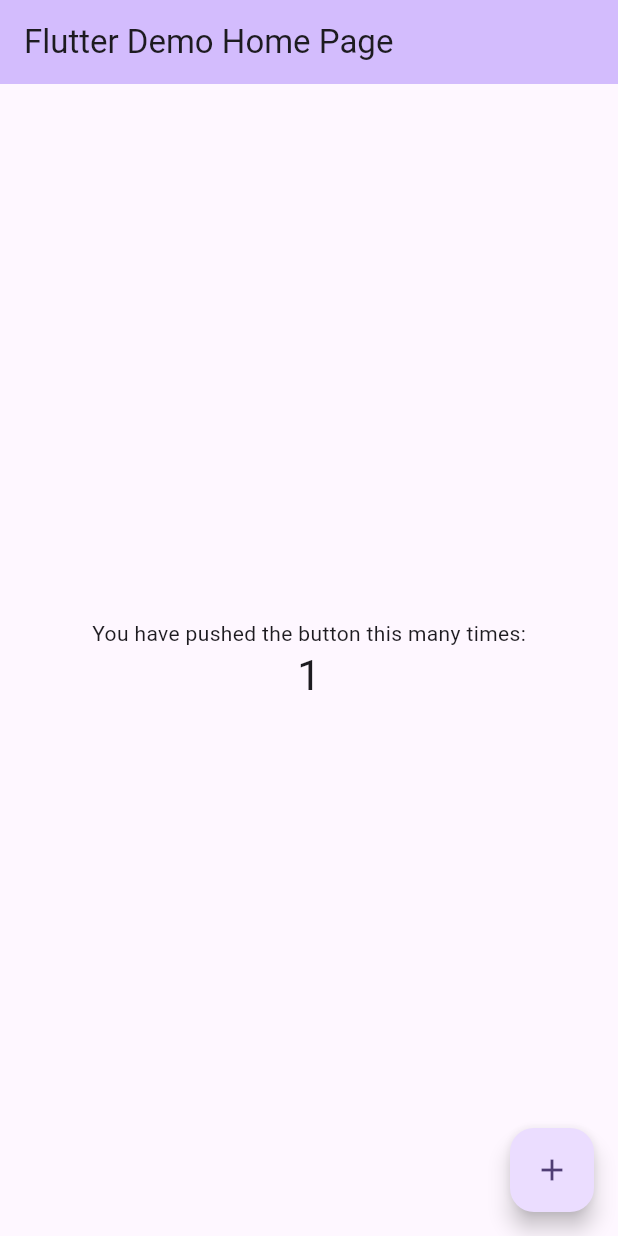
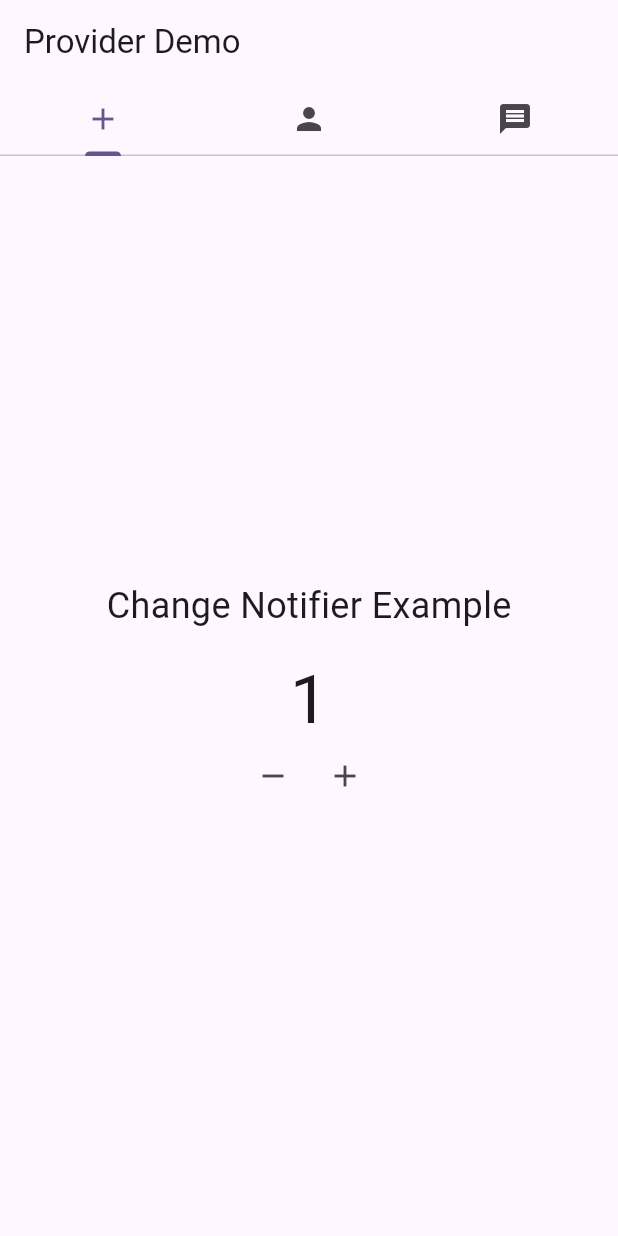
Before and after one commit to TheBaytur/provider_demo, a Flutter app: the screen it shows after launch, after a tap on the "add" icon, on a phone screen of 412 x 824 dp. Run offline on Flutter 3.47's test engine with Material 3 defaults, Android fonts, the phone set to English and light mode, and no system bars.

Commit message:
MyCountPage

```diff
--- a/lib/main.dart
+++ b/lib/main.dart
@@ -1,4 +1,5 @@
 import 'package:flutter/material.dart';
+import 'package:provider/provider.dart';
 
 void main() {
   runApp(const MyApp());
@@ -13,110 +14,97 @@ class MyApp extends StatelessWidget {
     return MaterialApp(
       title: 'Provider Demo',
       theme: ThemeData(
-        // This is the theme of your application.
-        //
-        // TRY THIS: Try running your application with "flutter run". You'll see
-        // the application has a purple toolbar. Then, without quitting the app,
-        // try changing the seedColor in the colorScheme below to Colors.green
-        // and then invoke "hot reload" (save your changes or press the "hot
-        // reload" button in a Flutter-supported IDE, or press "r" if you used
-        // the command line to start the app).
-        //
-        // Notice that the counter didn't reset back to zero; the application
-        // state is not lost during the reload. To reset the state, use hot
-        // restart instead.
-        //
-        // This works for code too, not just values: Most code changes can be
-        // tested with just a hot reload.
         colorScheme: ColorScheme.fromSeed(seedColor: Colors.deepPurple),
       ),
-      home: const MyHomePage(title: 'Flutter Demo Home Page'),
+      home: MultiProvider(providers: [
+        ChangeNotifierProvider<CountProvider>.value(value: CountProvider()),
+        // Add other providers here if needed
+      ],
+      child: DefaultTabController(
+        length: 3,
+        child: Scaffold(
+          appBar: AppBar(
+            title: const Text('Provider Demo'),
+            bottom: const TabBar(
+              tabs: <Widget>[
+                Tab(icon: Icon(Icons.add)),
+                Tab(icon: Icon(Icons.person)),
+                Tab(icon: Icon(Icons.message)),
+              ],
+            ),
+          ),
+          body: const TabBarView(
+            children: <Widget>[
+              MyCountPage(),
+              // MyUserPage(),
+              // MyEventPage(),
+            ],
+          ),
+        ),
+      ),
+      ),
+
+      debugShowCheckedModeBanner: false,
     );
   }
 }
 
-class MyHomePage extends StatefulWidget {
-  const MyHomePage({super.key, required this.title});
-
-  // This widget is the home page of your application. It is stateful, meaning
-  // that it has a State object (defined below) that contains fields that affect
-  // how it looks.
-
-  // This class is the configuration for the state. It holds the values (in this
-  // case the title) provided by the parent (in this case the App widget) and
-  // used by the build method of the State. Fields in a Widget subclass are
-  // always marked "final".
-
-  final String title;
-
-  @override
-  State<MyHomePage> createState() => _MyHomePageState();
-}
-
-class _MyHomePageState extends State<MyHomePage> {
-  int _counter = 0;
-
-  void _incrementCounter() {
-    setState(() {
-      // This call to setState tells the Flutter framework that something has
-      // changed in this State, which causes it to rerun the build method below
-      // so that the display can reflect the updated values. If we changed
-      // _counter without calling setState(), then the build method would not be
-      // called again, and so nothing would appear to happen.
-      _counter++;
-    });
-  }
+class MyCountPage extends StatelessWidget {
+  const MyCountPage({super.key});
 
   @override
   Widget build(BuildContext context) {
-    // This method is rerun every time setState is called, for instance as done
-    // by the _incrementCounter method above.
-    //
-    // The Flutter framework has been optimized to make rerunning build methods
-    // fast, so that you can just rebuild anything that needs updating rather
-    // than having to individually change instances of widgets.
+    CountProvider _state = Provider.of<CountProvider>(context);
     return Scaffold(
-      appBar: AppBar(
-        // TRY THIS: Try changing the color here to a specific color (to
-        // Colors.amber, perhaps?) and trigger a hot reload to see the AppBar
-        // change color while the other colors stay the same.
-        backgroundColor: Theme.of(context).colorScheme.inversePrimary,
-        // Here we take the value from the MyHomePage object that was created by
-        // the App.build method, and use it to set our appbar title.
-        title: Text(widget.title),
-      ),
       body: Center(
-        // Center is a layout widget. It takes a single child and positions it
-        // in the middle of the parent.
         child: Column(
-          // Column is also a layout widget. It takes a list of children and
-          // arranges them vertically. By default, it sizes itself to fit its
-          // children horizontally, and tries to be as tall as its parent.
-          //
-          // Column has various properties to control how it sizes itself and
-          // how it positions its children. Here we use mainAxisAlignment to
-          // center the children vertically; the main axis here is the vertical
-          // axis because Columns are vertical (the cross axis would be
-          // horizontal).
-          //
-          // TRY THIS: Invoke "debug painting" (choose the "Toggle Debug Paint"
-          // action in the IDE, or press "p" in the console), to see the
-          // wireframe for each widget.
           mainAxisAlignment: MainAxisAlignment.center,
           children: <Widget>[
-            const Text('You have pushed the button this many times:'),
-            Text(
-              '$_counter',
-              style: Theme.of(context).textTheme.headlineMedium,
-            ),
-          ],
+            Text('Change Notifier Example', style: TextStyle(fontSize: 24)),
+            SizedBox(height: 20),
+            Text('${_state.counterValue}', style: Theme.of(context).textTheme.displayMedium),
+            OverflowBar(
+              alignment: MainAxisAlignment.center,
+              children: <Widget>[
+                IconButton(
+                  icon: const Icon(Icons.remove),
+                  onPressed: () => _state._decrementCount(),
+
+                ),
+                Consumer<CountProvider>(
+                  builder: (context, state, child) {
+                    return IconButton(
+                  icon: const Icon(Icons.add),
+                  onPressed: () => _state._incrementCount(),
+
+                );
+                  },
+                ),
+
+              ],
+            )
+          ]
+
         ),
       ),
-      floatingActionButton: FloatingActionButton(
-        onPressed: _incrementCounter,
-        tooltip: 'Increment',
-        child: const Icon(Icons.add),
-      ), // This trailing comma makes auto-formatting nicer for build methods.
     );
   }
 }
+
+class CountProvider extends ChangeNotifier {
+  int _count = 0;
+
+  int get counterValue => _count;
+
+  void _incrementCount() {
+    _count++;
+    notifyListeners();
+  }
+
+  void _decrementCount() {
+    if (_count > 0) {
+      _count--;
+      notifyListeners();
+    }
+  }
+}
--- a/pubspec.yaml
+++ b/pubspec.yaml
@@ -34,6 +34,7 @@ dependencies:
   # The following adds the Cupertino Icons font to your application.
   # Use with the CupertinoIcons class for iOS style icons.
   cupertino_icons: ^1.0.8
+  provider: ^6.1.5
 
 dev_dependencies:
   flutter_test:
```
Also changed, not shown: pubspec.lock.
